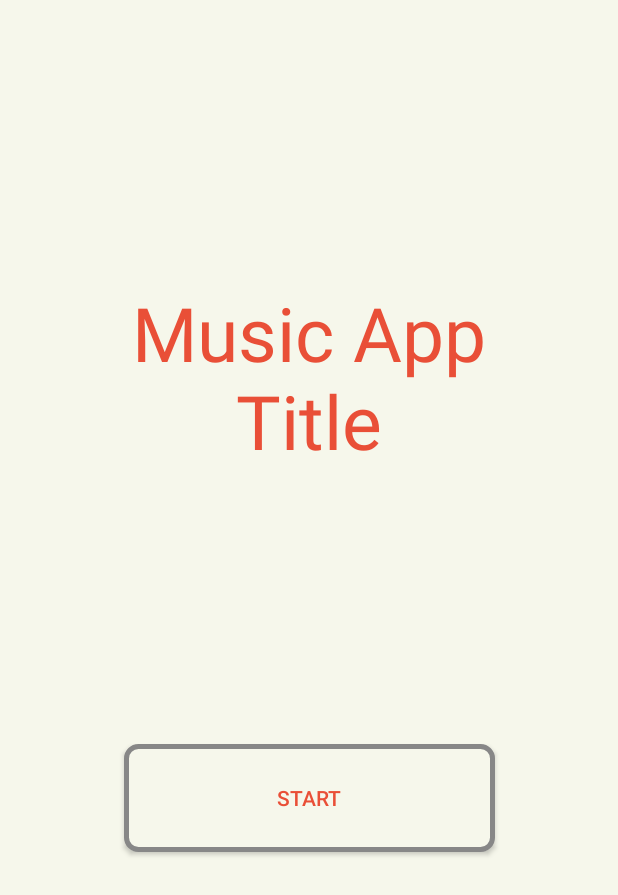
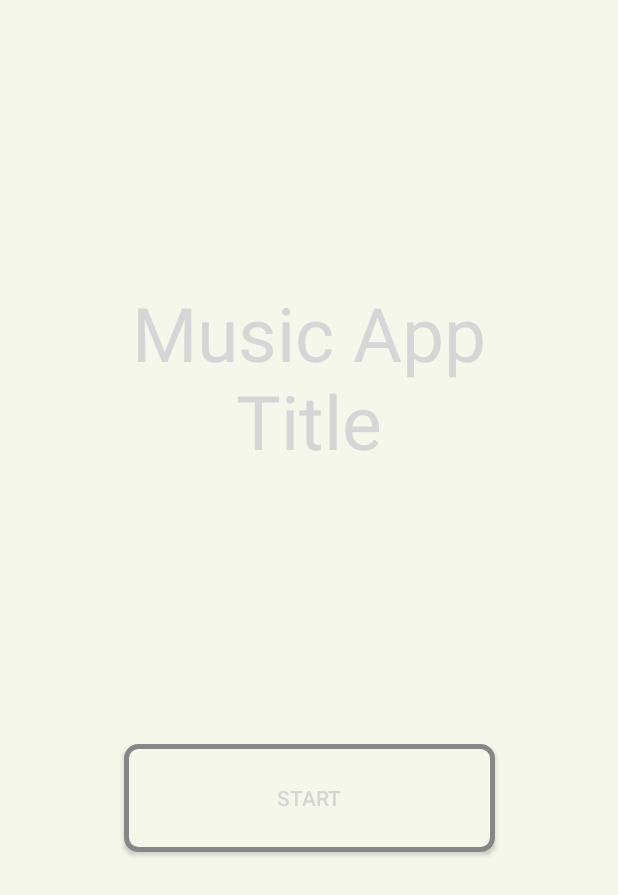
Before and after one commit to SirLancelotZ/Doctor-newUI, an Android app: the screen it shows after launch (TitleActivity), on a phone screen of 412 x 824 dp. Shown: the top 895 px of the screen. Run offline under Robolectric (Android 15) with nearby library versions, the phone set to English and light mode, and no system bars.

Commit message:
UI change

```diff
--- a/app/src/main/java/com/example/doctor/DoctorMainActivity.java
+++ b/app/src/main/java/com/example/doctor/DoctorMainActivity.java
@@ -426,4 +426,4 @@
 }
 
 //TODO
-//Check the counts to see if the app will start with gray text while on flash instead of lightgreen
+//Check the counts to see if the app will start with gray text while on flash instead of red
--- a/app/src/main/res/drawable/buttonshape_startstop.xml
+++ b/app/src/main/res/drawable/buttonshape_startstop.xml
@@ -20,4 +20,4 @@
         android:width="3dp"
         android:color="#878787"
         />
-</shape>
+    </shape>
--- a/app/src/main/res/layout/title_main.xml
+++ b/app/src/main/res/layout/title_main.xml
@@ -4,7 +4,7 @@
     xmlns:tools="http://schemas.android.com/tools"
     android:layout_width="match_parent"
     android:layout_height="match_parent"
-    android:background="@color/black">
+    android:background="@color/white">
 
     <TextView
         android:id="@+id/textView_main_title"
--- a/app/src/main/res/layout/transition_main.xml
+++ b/app/src/main/res/layout/transition_main.xml
@@ -4,7 +4,7 @@
     xmlns:app="http://schemas.android.com/apk/res-auto"
     xmlns:tools="http://schemas.android.com/tools"
     android:layout_width="match_parent"
-    android:background="@color/black"
+    android:background="@color/white"
     android:layout_height="match_parent">
 
     <ListView
@@ -12,7 +12,7 @@
         android:layout_width="392dp"
         android:layout_height="532dp"
         android:layout_marginEnd="8dp"
-        android:background="@color/black"
+        android:background="@color/white"
         android:entries="@color/lightgreen"
         app:layout_constraintEnd_toEndOf="parent"
         app:layout_constraintHorizontal_bias="0.0"
--- a/app/src/main/res/values/strings.xml
+++ b/app/src/main/res/values/strings.xml
@@ -1,8 +1,8 @@
 <resources>
     <string name="app_name">Doctor</string>
     <color name="lightblue">#aecbfc</color>
-    <color name="black">#F6F7EB</color>
-    <color name="lightgreen">#E94F37</color>
+    <color name="white">#F6F7EB</color>
+    <color name="red">#E94F37</color>
     <color name="darkgreen">#0f8700</color>
     <color name="darkgray">#5C415D</color>
     <color name="darkestgray">#393E41</color>
```
Also changed, not shown: app/src/main/res/layout/doctor_main.xml (+11 -11 lines).
